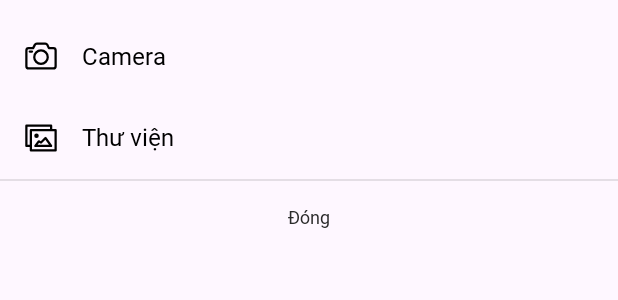
After one commit to taohongle/Nhom8_DogCare, an Android app: the layout layout_bottom_photo.xml on its own in the app's theme, with its tools: preview values and no code run, on a phone screen of 412 x 824 dp. The commit adds this screen. Shown: the top 300 px of the screen. Run offline under Robolectric (Android 15) with nearby library versions, the phone set to English and light mode, and no system bars.

Commit message:
update pet

```diff
--- /dev/null
+++ b/DogCareApp/app/src/main/res/layout/layout_bottom_photo.xml
@@ -0,0 +1,58 @@
+<?xml version="1.0" encoding="utf-8"?>
+<LinearLayout xmlns:android="http://schemas.android.com/apk/res/android"
+    xmlns:app="http://schemas.android.com/apk/res-auto"
+    android:layout_width="match_parent"
+    android:layout_height="match_parent"
+    android:orientation="vertical"
+    android:paddingTop="10dp">
+
+    <TextView
+        style="@style/TextLayoutBasicStyle"
+        android:id="@+id/tv_camera"
+        android:layout_width="match_parent"
+        android:layout_height="wrap_content"
+        android:layout_marginStart="15dp"
+        android:background="?selectableItemBackground"
+        android:drawablePadding="15dp"
+        android:gravity="center_vertical"
+        android:paddingTop="15dp"
+        android:paddingBottom="15dp"
+        android:text="Camera"
+        android:textColor="@color/black"
+        android:textSize="16sp"
+        app:drawableStartCompat="@drawable/ic_camera"
+        app:drawableTint="#000" />
+
+    <TextView
+        style="@style/TextLayoutBasicStyle"
+        android:id="@+id/tv_gallery"
+        android:layout_width="match_parent"
+        android:layout_height="wrap_content"
+        android:layout_marginStart="15dp"
+        android:background="?selectableItemBackground"
+        android:drawablePadding="15dp"
+        android:paddingTop="15dp"
+        android:paddingBottom="15dp"
+        android:text="Thư viện"
+        android:textColor="@color/black"
+        android:textSize="16sp"
+        app:drawableStartCompat="@drawable/ic_gallery"
+        app:drawableTint="#000"  />
+
+    <View
+        android:layout_width="match_parent"
+        android:layout_height="1dp"
+        android:background="#1A000000" />
+
+    <TextView
+        style="@style/TextLayoutBasicStyle"
+        android:id="@+id/cancel"
+        android:layout_width="match_parent"
+        android:layout_height="wrap_content"
+        android:background="?selectableItemBackground"
+        android:gravity="center"
+        android:padding="15dp"
+        android:text="Đóng" />
+
+
+</LinearLayout>
```
Also changed, not shown: DogCareApp/app/src/main/AndroidManifest.xml (+11 -0 lines), DogCareApp/app/src/main/java/tlu/cse/android/ht63/dogcareapp/adapter/Pet2Adapter.java (+1 -6 lines), DogCareApp/app/src/main/java/tlu/cse/android/ht63/dogcareapp/ui/AddPetActivity.java (+37 -0 lines).
